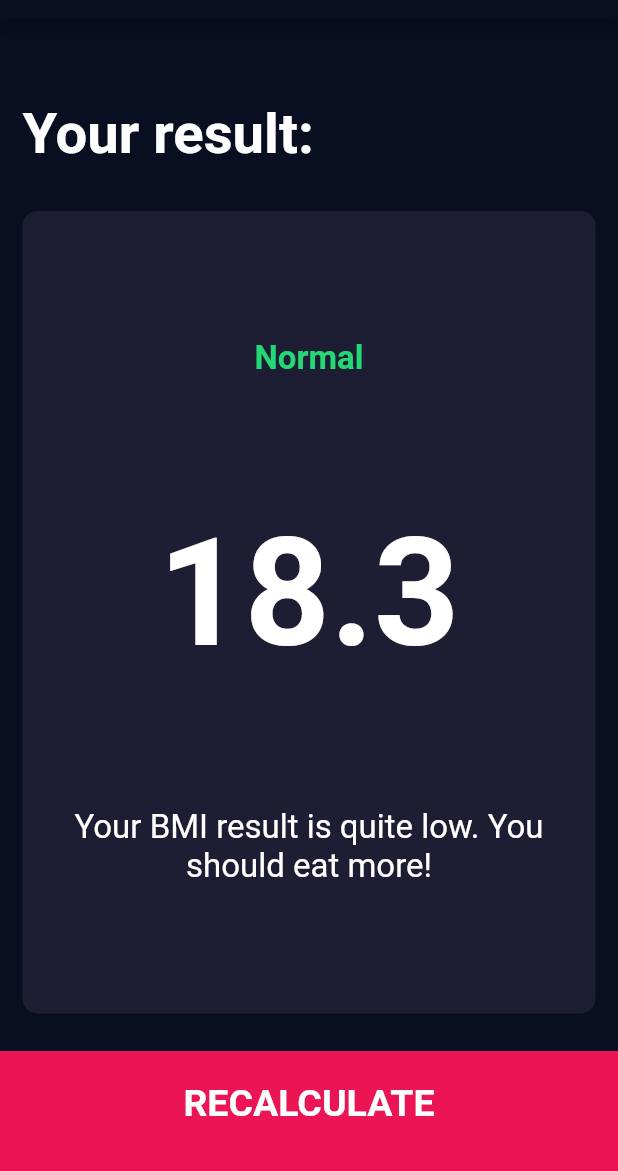
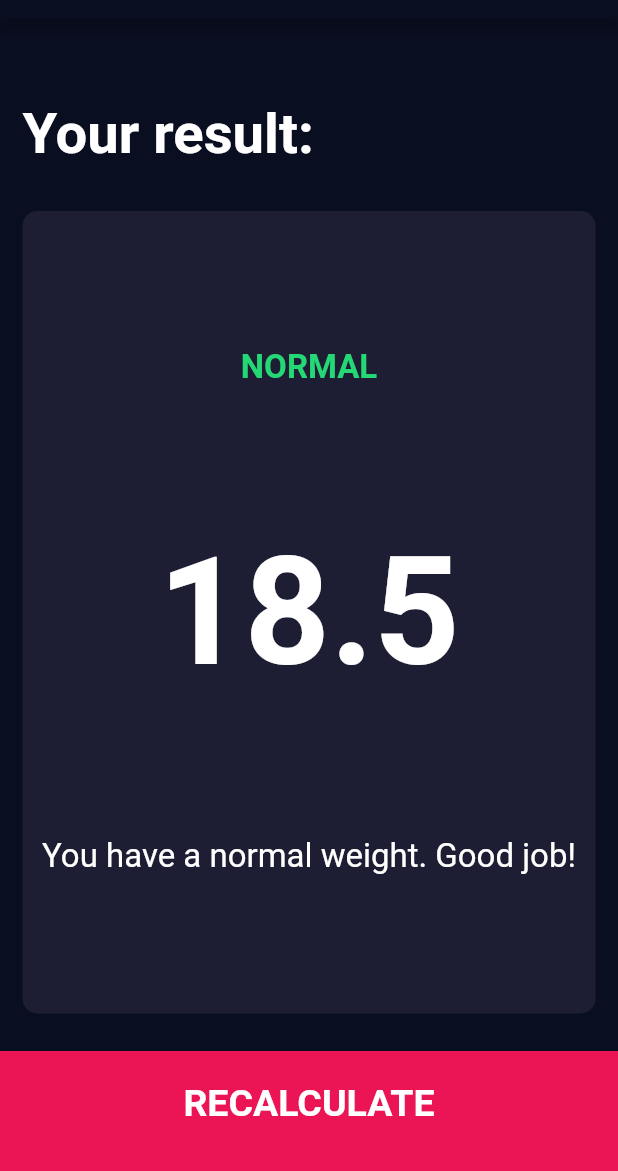
Before and after one commit to leetrent/bmi-calculator-flutter, a Flutter app: the screen it shows after launch, after a tap on "CALCULATE", on a phone screen of 412 x 824 dp, the part 65-1236 px from its top. Run offline on Flutter 3.47's test engine with Material 2 defaults, Android fonts, the phone set to English and light mode, and no system bars; our stand-ins replace font_awesome_flutter.

Commit message:
Completes project, BMI calculated and displayed in the results page

```diff
--- /dev/null
+++ b/lib/calculator_brain.dart
@@ -0,0 +1,38 @@
+import 'dart:math';
+
+import 'package:flutter/cupertino.dart';
+
+class CalculatorBrain {
+  CalculatorBrain({@required this.height, @required this.weight});
+
+  final int height;
+  final int weight;
+
+  // Private member
+  double _bmi;
+
+  String calculateBMI() {
+    this._bmi = this.weight / pow(this.height / 100, 2);
+    return this._bmi.toStringAsFixed(1);
+  }
+
+  String getResult() {
+    if (this._bmi >= 25) {
+      return "Overweight";
+    }
+    if (this._bmi > 18.5) {
+      return "Normal";
+    }
+    return "Underweight";
+  }
+
+  String getInterpretation() {
+    if (this._bmi >= 25) {
+      return "You have a higher than normal weight. Try exercising more.";
+    }
+    if (this._bmi > 18.5) {
+      return "You have a normal weight. Good job!";
+    }
+    return "You have a lower than normal body weight. You can eat a bit more.";
+  }
+}
--- a/lib/screens/input_page.dart
+++ b/lib/screens/input_page.dart
@@ -1,3 +1,4 @@
+import 'package:bmi_calculator/calculator_brain.dart';
 import 'package:bmi_calculator/components/buttom_button.dart';
 import 'package:bmi_calculator/components/icon_content.dart';
 import 'package:bmi_calculator/components/reusable_card.dart';
@@ -216,9 +217,19 @@ class _InputPageState extends State<InputPage> {
           BottomButton(
             buttonTitle: 'CALCULATE',
             onTap: () {
+              CalculatorBrain calc =
+                  CalculatorBrain(height: height, weight: weight);
 //              Navigator.pushNamed(context, '/results');
-              Navigator.push(context,
-                  MaterialPageRoute(builder: (context) => ResultsPage()));
+              Navigator.push(
+                context,
+                MaterialPageRoute(
+                  builder: (context) => ResultsPage(
+                        bmiResult: calc.calculateBMI(),
+                        resultText: calc.getResult(),
+                        interpretation: calc.getInterpretation(),
+                      ),
+                ),
+              );
             },
           ),
         ],
--- a/lib/screens/results_page.dart
+++ b/lib/screens/results_page.dart
@@ -5,6 +5,15 @@ import 'package:flutter/cupertino.dart';
 import 'package:flutter/material.dart';
 
 class ResultsPage extends StatelessWidget {
+  ResultsPage(
+      {@required this.bmiResult,
+      @required this.resultText,
+      @required this.interpretation});
+
+  final String bmiResult;
+  final String resultText;
+  final String interpretation;
+
   @override
   Widget build(BuildContext context) {
     return Scaffold(
@@ -34,15 +43,15 @@ class ResultsPage extends StatelessWidget {
                 crossAxisAlignment: CrossAxisAlignment.center,
                 children: <Widget>[
                   Text(
-                    'Normal',
+                    this.resultText.toUpperCase(),
                     style: kResultTextStyle,
                   ),
                   Text(
-                    '18.3',
+                    this.bmiResult,
                     style: kBMITextStyle,
                   ),
                   Text(
-                    'Your BMI result is quite low. You should eat more!',
+                    this.interpretation,
                     textAlign: TextAlign.center,
                     style: kBodyTextStyle,
                   ),
```
